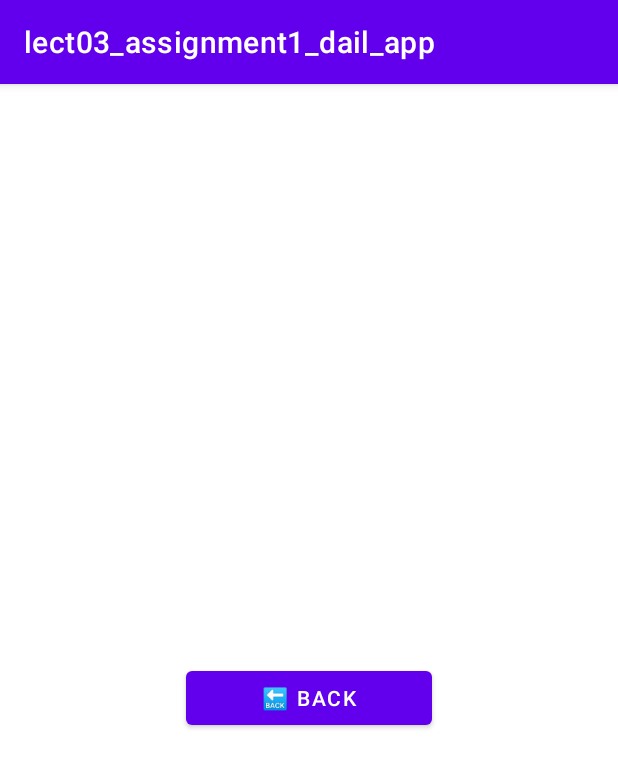
After one commit to Andrew3927/senior_semester1_MOBILE_APPLICATION_DEVELPOMENT, an Android app: the ReceiveMessageActivity screen opened directly, with no data from a screen before it, on a phone screen of 412 x 824 dp. The commit adds this screen. Shown: the top 768 px of the screen. Run offline under Robolectric (Android 15) with nearby library versions, the phone set to English and light mode, and no system bars.

Commit message:
prototype 1.0 (main activity layout and interior interaction)

```diff
--- a/lect03_assignment1_dail_app/app/src/main/AndroidManifest.xml
+++ b/lect03_assignment1_dail_app/app/src/main/AndroidManifest.xml
@@ -14,6 +14,9 @@
         android:theme="@style/Theme.Lect03_assignment1_dail_app"
         tools:targetApi="31">
         <activity
+            android:name=".ReceiveMessageActivity"
+            android:exported="false" />
+        <activity
             android:name=".MainActivity"
             android:exported="true">
             <intent-filter>
--- a/lect03_assignment1_dail_app/app/src/main/java/com/example/lect03_assignment1_dail_app/MainActivity.java
+++ b/lect03_assignment1_dail_app/app/src/main/java/com/example/lect03_assignment1_dail_app/MainActivity.java
@@ -1,14 +1,11 @@
 package com.example.lect03_assignment1_dail_app;
 
-import androidx.appcompat.app.AppCompatActivity;
-
+import android.content.Intent;
 import android.os.Bundle;
-import android.view.KeyEvent;
 import android.view.View;
-import android.view.inputmethod.BaseInputConnection;
 import android.widget.EditText;
 
-import java.security.Key;
+import androidx.appcompat.app.AppCompatActivity;
 
 public class MainActivity extends AppCompatActivity {
 
@@ -57,4 +54,11 @@ public class MainActivity extends AppCompatActivity {
         if (length > 0)
             NUM_PAD.getText().delete(length - 1, length);
     }
+
+    public void sendMessage(View view) {
+        String usrInput = NUM_PAD.getText().toString();
+        Intent intent = new Intent(this, ReceiveMessageActivity.class);
+        intent.putExtra(ReceiveMessageActivity.EXTRA_MESSAGE_TYPE, usrInput);
+        startActivity(intent);
+    }
 }
--- /dev/null
+++ b/lect03_assignment1_dail_app/app/src/main/java/com/example/lect03_assignment1_dail_app/ReceiveMessageActivity.java
@@ -0,0 +1,30 @@
+package com.example.lect03_assignment1_dail_app;
+
+import androidx.appcompat.app.AppCompatActivity;
+
+import android.content.Intent;
+import android.os.Bundle;
+import android.view.View;
+import android.widget.TextView;
+
+public class ReceiveMessageActivity extends AppCompatActivity {
+    public static final String EXTRA_MESSAGE_TYPE = "message";
+
+
+    @Override
+    protected void onCreate(Bundle savedInstanceState) {
+        super.onCreate(savedInstanceState);
+        setContentView(R.layout.activity_received_message);
+
+        Intent intent = getIntent();
+        String usrInput = intent.getStringExtra(EXTRA_MESSAGE_TYPE);
+
+        TextView textView = (TextView) findViewById(R.id.textView);
+        textView.setText(usrInput);
+    }
+
+    public void back(View view) {
+        Intent intent = new Intent(this, MainActivity.class);
+        startActivity(intent);
+    }
+}
--- a/lect03_assignment1_dail_app/app/src/main/res/layout/activity_main.xml
+++ b/lect03_assignment1_dail_app/app/src/main/res/layout/activity_main.xml
@@ -207,7 +207,8 @@
         android:layout_width="188dp"
         android:layout_height="61dp"
         android:layout_gravity="center"
-        android:text="@string/dail" />
+        android:text="@string/dail"
+        android:onClick="sendMessage"/>
 
     <Space
         android:layout_width="match_parent"
--- /dev/null
+++ b/lect03_assignment1_dail_app/app/src/main/res/layout/activity_received_message.xml
@@ -0,0 +1,31 @@
+<?xml version="1.0" encoding="utf-8"?>
+<LinearLayout xmlns:android="http://schemas.android.com/apk/res/android"
+    xmlns:app="http://schemas.android.com/apk/res-auto"
+    xmlns:tools="http://schemas.android.com/tools"
+    android:layout_width="match_parent"
+    android:layout_height="match_parent"
+    tools:context=".ReceiveMessageActivity">
+
+    <LinearLayout
+        android:layout_width="match_parent"
+        android:layout_height="match_parent"
+        android:orientation="vertical">
+
+        <TextView
+            android:id="@+id/textView"
+            android:layout_width="match_parent"
+            android:layout_height="wrap_content" />
+
+        <Space
+            android:layout_width="match_parent"
+            android:layout_height="366dp" />
+
+        <Button
+            android:id="@+id/button10"
+            android:layout_width="164dp"
+            android:layout_height="wrap_content"
+            android:layout_gravity="center"
+            android:text="🔙 BACK"
+            android:onClick="back"/>
+    </LinearLayout>
+</LinearLayout>
```
